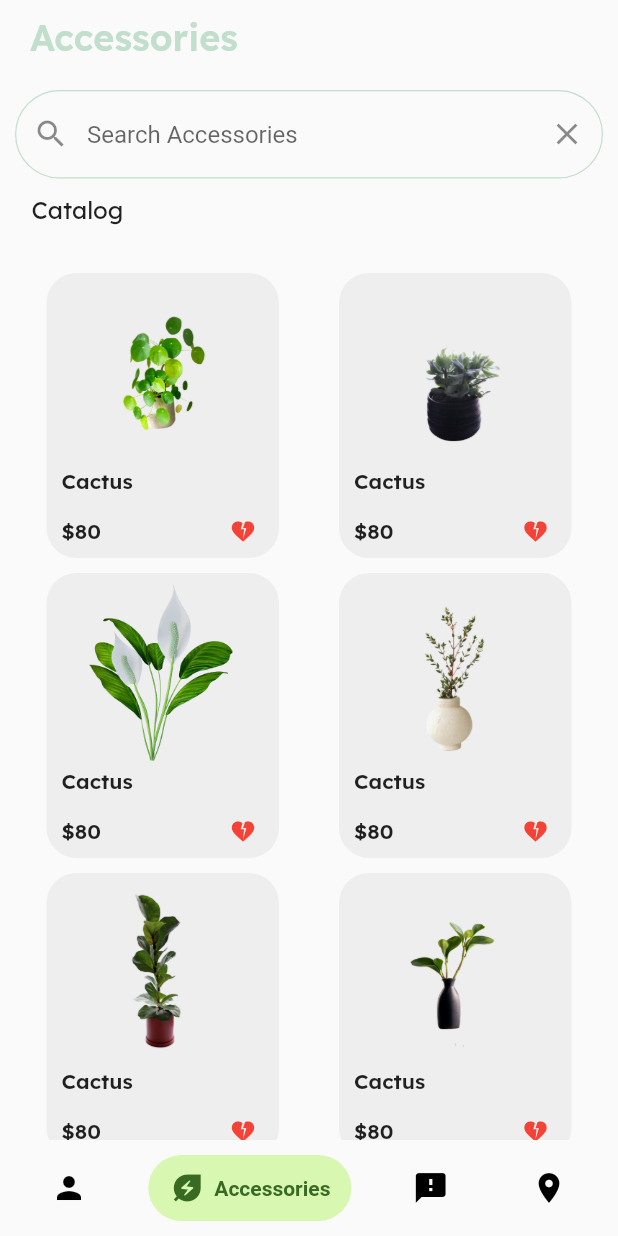
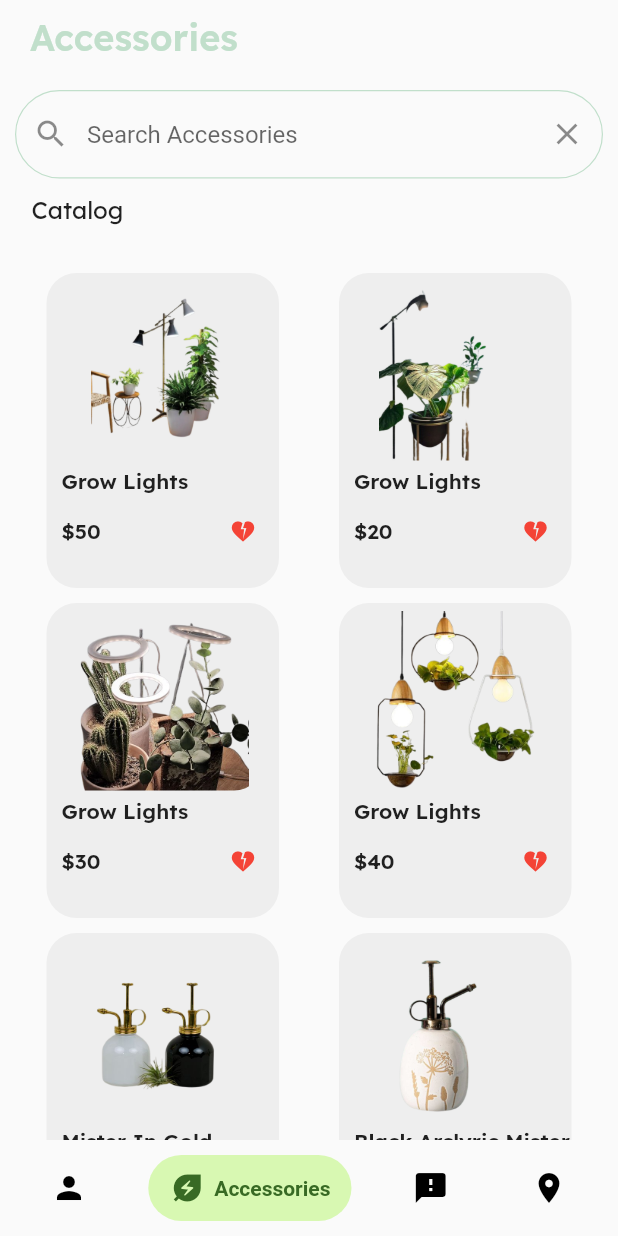
Before and after one commit to Saadhussain541/8-13, a Flutter app: the screen it shows after launch, item 2 of the bottom bar chosen, on a phone screen of 412 x 824 dp. Run offline on Flutter 3.47's test engine with Material 2 defaults, Android fonts, the phone set to English and light mode, and no system bars; drawn by our look-alikes of google_nav_bar; our stand-ins replace carousel_slider, cloud_firestore, firebase_auth, firebase_core, font_awesome_flutter, google_fonts and 3 more; accounts and stored records are empty; network calls fail.

Commit message:
all done

```diff
--- a/lib/ContactScreen.dart
+++ b/lib/ContactScreen.dart
@@ -34,7 +34,7 @@ class _ContactScreenState extends State<ContactScreen> {
 
             decoration:BoxDecoration(
               image: DecorationImage(
-                image: AssetImage('images/contactscreenbg3.jpg'),
+                image: AssetImage('images/contactscreenbg1.jpg'),
                 fit: BoxFit.cover
               )
             ),
--- a/lib/UserMain/AccessoriesScreen.dart
+++ b/lib/UserMain/AccessoriesScreen.dart
@@ -13,40 +13,46 @@ class AccessoriesScreen extends StatefulWidget {
 class _AccessoriesScreenState extends State<AccessoriesScreen> {
   final List<Map<String,dynamic>> accessories=[
     {
-      "title":"Cactus",
-      "price":"\$80",
-      "images":"images/plant1.png"
+      "title":"Grow Lights",
+      "price":"\$50",
+      "images":"images/growlight1.png"
 
     },
 
     {
-      "title":"Cactus",
-      "price":"\$80",
-      "images":"images/plant2.png"
+      "title":"Grow Lights",
+      "price":"\$20",
+      "images":"images/growlight2.png"
 
     },
     {
-      "title":"Cactus",
-      "price":"\$80",
-      "images":"images/plant3.png"
+      "title":"Grow Lights",
+      "price":"\$30",
+      "images":"images/growlight3.png"
 
     },
     {
-      "title":"Cactus",
-      "price":"\$80",
-      "images":"images/plant4.png"
+      "title":"Grow Lights",
+      "price":"\$40",
+      "images":"images/growlight4.png"
 
     },
     {
-      "title":"Cactus",
-      "price":"\$80",
-      "images":"images/plant5.png"
+      "title":"Mister In Gold",
+      "price":"\$90",
+      "images":"images/mister1.png"
 
     },
     {
-      "title":"Cactus",
-      "price":"\$80",
-      "images":"images/plant6.png"
+      "title":"Black Arclyric Mister",
+      "price":"\$100",
+      "images":"images/mister2.png"
+
+    },
+    {
+      "title":"Mister",
+      "price":"\$70",
+      "images":"images/mister3.png"
 
     },
 
@@ -106,7 +112,7 @@ class _AccessoriesScreenState extends State<AccessoriesScreen> {
                      crossAxisSpacing: 40,
                      mainAxisSpacing: 10,
                      crossAxisCount: 2,
-                     mainAxisExtent: 190,
+                     mainAxisExtent: 210,
                    ),
                    itemCount: accessories.length,
                    itemBuilder: (_,index){
--- a/lib/main.dart
+++ b/lib/main.dart
@@ -9,8 +9,10 @@ import 'package:testing/Admin/Plant/FetchPlant.dart';
 import 'package:testing/HomeScreen.dart';
 import 'package:testing/LoginScreen.dart';
 import 'package:testing/PageView/mainPageView.dart';
+import 'package:testing/ProductScreen.dart';
 import 'package:testing/RegisterScreen.dart';
 import 'package:testing/UserMain/AccessoriesScreen.dart';
+import 'package:testing/UserMain/main_screen.dart';
 import 'package:testing/firebase_options.dart';
 
 import 'Admin/AdminHome.dart';
@@ -31,6 +33,7 @@ class MyApp extends StatelessWidget {
 
     return MaterialApp(
       debugShowCheckedModeBanner: false,
+      // AFTER COMPLETING ALL THE WORK WE HAVE TO GIVE SPLASH SCREEN HERE
       home: MainHome(),
     );
   }
```
Also changed, not shown: lib/DescriptionScreen.dart (+18 -1 lines), lib/UserMain/main_screen.dart (+16 -11 lines), images/contactscreenbg3.jpg (deleted), images/growlight1.png (added), images/growlight2.png (added), images/growlight3.png (added), images/growlight4.png (added), images/mister1.png (added), images/mister2.png (added), images/mister3.png (added), images/slider2.jpg (added), images/slider3.jpg (added), 1 other file.
